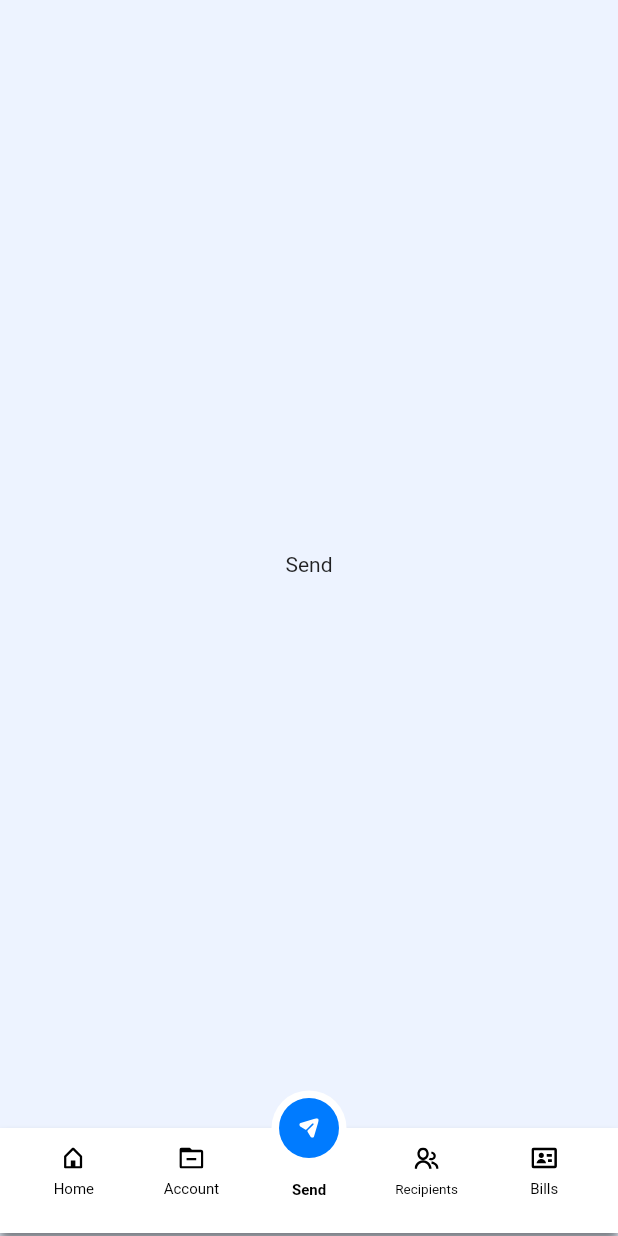
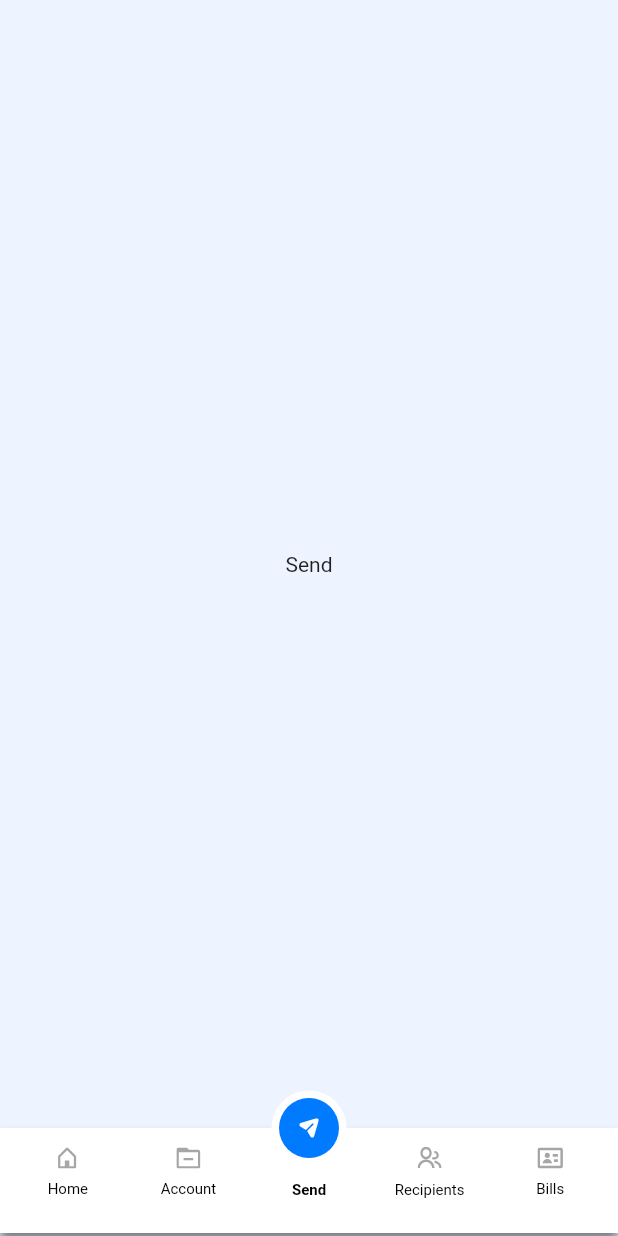
Before and after one commit to Xclusivecyborg/expedier_test, a Flutter app: the ExpNavbar screen opened directly, item 3 of the bottom bar chosen, on a phone screen of 412 x 824 dp. Run offline on Flutter 3.47's test engine with Material 2 defaults, Android fonts, the phone set to English and light mode, and no system bars; our stand-ins replace carousel_slider, flutter_svg; missing offline and left inert: country_calling_code_picker; statements that could not run were skipped.

Commit message:
UI changes

```diff
--- a/lib/features/dashboard/presentation/pages/dashboard.dart
+++ b/lib/features/dashboard/presentation/pages/dashboard.dart
@@ -64,9 +64,9 @@ class _ExpNavbarState extends State<ExpNavbar> {
           onBarTap: (index) {
             setState(() {
               currentTab = index;
-                // tabsRouter.setActiveIndex(index);
             });
-            }),
+          },
+        ),
       ),
     );
   }
--- a/lib/features/dashboard/presentation/widgets/bottom_nav_bar.dart
+++ b/lib/features/dashboard/presentation/widgets/bottom_nav_bar.dart
@@ -1,3 +1,4 @@
+import 'package:expedier_test/core/utils/colors.dart';
 import 'package:flutter/material.dart';
 import 'package:flutter_svg/svg.dart';
 
@@ -5,12 +6,12 @@ class AnimatedBottomBar extends StatefulWidget {
   final List<BarItem> barItems;
   final Function(int) onBarTap;
   final int tabIndex;
-  const AnimatedBottomBar(
-      {Key? key,
-      required this.barItems,
-      required this.tabIndex,
-      required this.onBarTap})
-      : super(key: key);
+  const AnimatedBottomBar({
+    Key? key,
+    required this.barItems,
+    required this.tabIndex,
+    required this.onBarTap,
+  }) : super(key: key);
 
   @override
   State<AnimatedBottomBar> createState() => _AnimatedBottomBarState();
@@ -21,15 +22,16 @@ class _AnimatedBottomBarState extends State<AnimatedBottomBar> {
   Widget build(BuildContext context) {
     bool largeScreen = MediaQuery.of(context).size.width > 800 ? true : false;
     return Container(
-      padding: const EdgeInsets.only(bottom: 10, left: 10, right: 10),
+      padding: const EdgeInsets.only(bottom: 10, left: 5, right: 5),
       decoration: BoxDecoration(
         color: Colors.white,
         boxShadow: [
           BoxShadow(
-              color: Colors.black.withOpacity(0.5),
-              offset: const Offset(0, 5),
-              blurRadius: 5,
-              spreadRadius: 0),
+            color: Colors.black.withOpacity(0.5),
+            offset: const Offset(0, 5),
+            blurRadius: 5,
+            spreadRadius: 0,
+          ),
         ],
       ),
       height: 70,
@@ -48,10 +50,9 @@ class _AnimatedBottomBarState extends State<AnimatedBottomBar> {
       bottombaritem.add(
         Expanded(
           child: MaterialButton(
+            padding: EdgeInsets.zero,
             onPressed: () {
-              // selectedBarIndex.value = i;
               widget.onBarTap(i);
-              print(i);
             },
             child: Column(
               mainAxisAlignment: MainAxisAlignment.center,
@@ -60,7 +61,7 @@ class _AnimatedBottomBarState extends State<AnimatedBottomBar> {
                     ? const SizedBox(height: 15, width: 25)
                     : SvgPicture.asset(
                         isSelected ? item.selectedicon : item.icon,
-                        color: Colors.black,
+                        color: isSelected ? Colors.black : AppColors.grey,
                         fit: BoxFit.fill,
                       ),
                 const SizedBox(height: 8),
@@ -70,9 +71,9 @@ class _AnimatedBottomBarState extends State<AnimatedBottomBar> {
                         item.text,
                         style: TextStyle(
                           fontWeight:
-                              isSelected ? FontWeight.bold : FontWeight.w400,
+                              isSelected ? FontWeight.w700 : FontWeight.w400,
                           color: Colors.black,
-                          fontSize: i == 3 ? 9 : 10,
+                          fontSize: 10,
                         ),
                       )
               ],
--- a/lib/features/dashboard/presentation/widgets/home_wallets.dart
+++ b/lib/features/dashboard/presentation/widgets/home_wallets.dart
@@ -30,7 +30,7 @@ class HomeWalletsWidget extends StatelessWidget {
         SizedBox(
           height: 160,
           child: ListView.separated(
-            padding: const EdgeInsets.fromLTRB(20, 10, 0, 20),
+            padding: const EdgeInsets.fromLTRB(20, 10, 0, 30),
             separatorBuilder: (context, index) => const SizedBox(width: 16),
             scrollDirection: Axis.horizontal,
             itemCount: wallets.length,
--- a/lib/features/dashboard/presentation/widgets/wallet_card.dart
+++ b/lib/features/dashboard/presentation/widgets/wallet_card.dart
@@ -21,8 +21,8 @@ class WalletCard extends StatelessWidget {
           BoxShadow(
             color: Colors.grey.withOpacity(0.3),
             spreadRadius: 5,
-            blurRadius: 15,
-            offset: const Offset(0, 7), // changes position of shadow
+            blurRadius: 10,
+            offset: const Offset(0, 4), // changes position of shadow
           ),
         ],
       ),
```
Also changed, not shown: lib/features/dashboard/presentation/pages/home.dart (+41 -7 lines), lib/general_widgets/app_button.dart (+7 -5 lines), lib/general_widgets/success_screen.dart (+5 -4 lines). Lines whose indentation alone changed are shown as unchanged.
